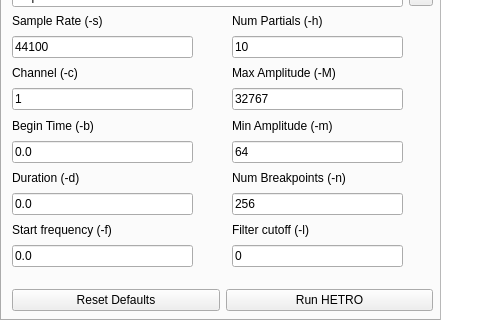
Above: src/utilitiesdialog.ui from CsoundQt/CsoundQt before the change; both pictures show x 0 to 480 and y 120 to 440 of the 860 by 440 pixel window. Below: the same form after it.
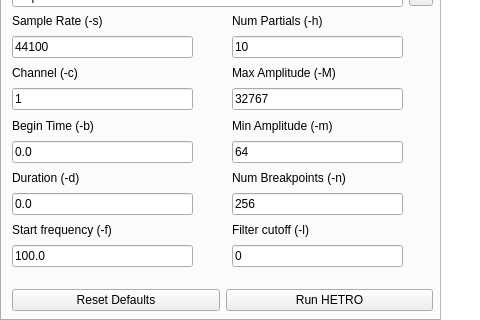
That is the form after the change. The open tabs and pages were chosen to show the change.

Commit message: changed wrong default for hetro utility

Patch:
```diff
--- a/src/utilitiesdialog.ui
+++ b/src/utilitiesdialog.ui
@@ -446,7 +446,7 @@
       <item row="9" column="0">
        <widget class="QLineEdit" name="hetStartLineEdit">
         <property name="text">
-         <string>0.0</string>
+         <string>100.0</string>
         </property>
        </widget>
       </item>
```
Left out of the diff: 4 changed lines with no effect on the pictures. The commit also changes 2 other files.
